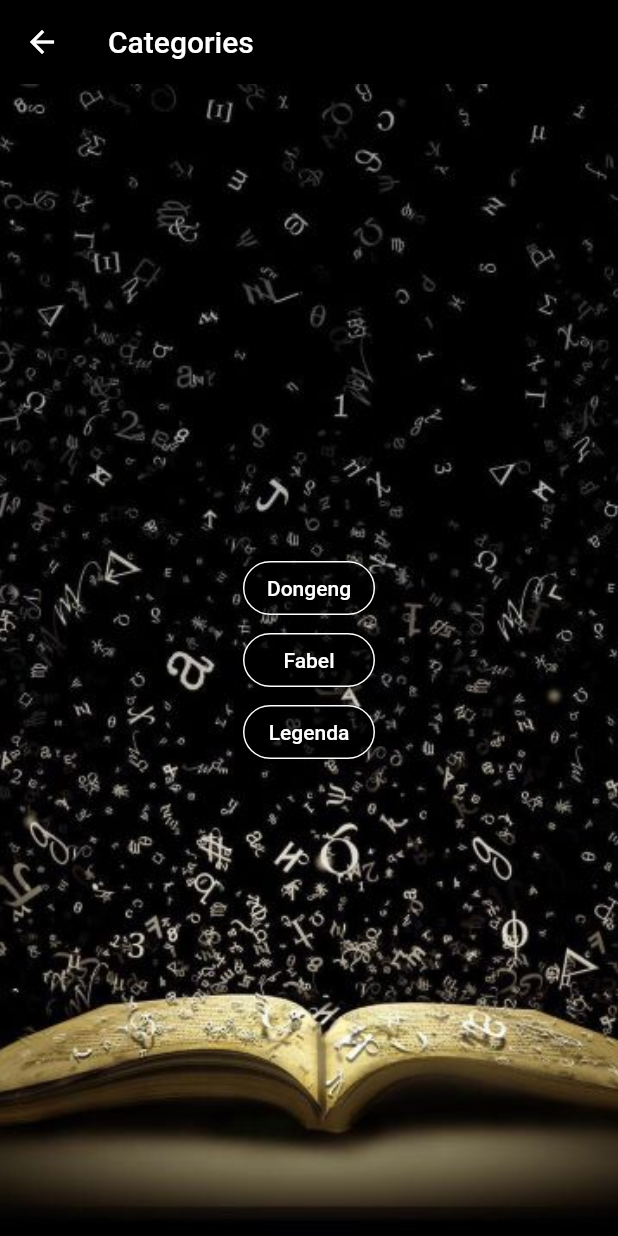
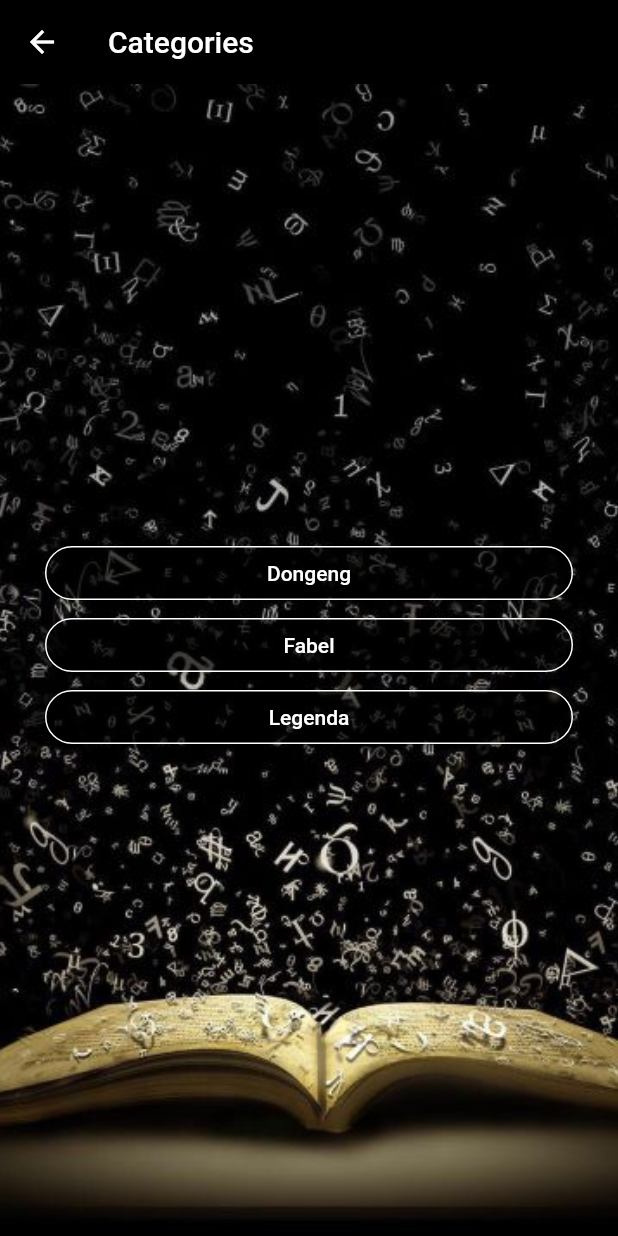
Before and after one commit to Papad-404/coba, a Flutter app: the screen it shows after launch, after a tap on "Start", on a phone screen of 412 x 824 dp. Run offline on Flutter 3.47's test engine with Material 2 defaults, Android fonts, the phone set to English and light mode, and no system bars.

Commit message:
Update main.dart

```diff
--- a/lib/main.dart
+++ b/lib/main.dart
@@ -33,10 +33,14 @@ class Home extends StatelessWidget {
                     image: AssetImage('assets/images/wllpaper2.jpg'),
                     fit: BoxFit.cover)),
           ),
-          new Column(
+          new Container(
+              margin: EdgeInsets.fromLTRB(30.0, 0.0, 30.0, 0.0),
+              child: (new Column(
                   mainAxisAlignment: MainAxisAlignment.center,
+                  crossAxisAlignment: CrossAxisAlignment.stretch,
                   children: <Widget>[
                     const SizedBox(
+                      width: 90,
                       height: 50,
                     ),
                     RaisedButton(
@@ -53,19 +57,17 @@ class Home extends StatelessWidget {
                       },
                     ),
                     const SizedBox(),
-                Center(
-                  child: RaisedButton(
+                    RaisedButton(
                       shape: RoundedRectangleBorder(
                         borderRadius: BorderRadius.circular(18.0),
                         side: BorderSide(color: Colors.white),
                       ),
                       child: Text('Quit'),
-                    color: Colors.black54,
+                      color: Colors.black45,
                       textColor: Colors.white,
                       onPressed: () {},
                     ),
-                ),
-              ])
+                  ])))
         ])));
   }
 }
@@ -106,9 +108,11 @@ class Kategory extends StatelessWidget {
                     image: AssetImage('assets/images/wllpaper2.jpg'),
                     fit: BoxFit.cover)),
           ),
-          new Center(
+          new Container(
+            margin: EdgeInsets.fromLTRB(30.0, 0.0, 30.0, 20.0),
             child: new Column(
                 mainAxisAlignment: MainAxisAlignment.center,
+                crossAxisAlignment: CrossAxisAlignment.stretch,
                 children: <Widget>[
                   Container(
                     child: RaisedButton(
```
Lines whose indentation alone changed are shown as unchanged.
